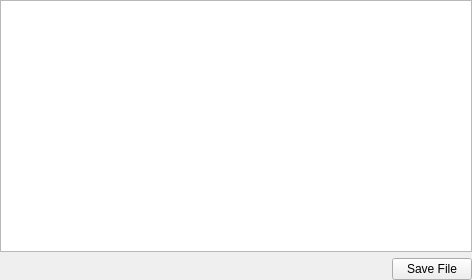
mitchelkuijpers/TextShredder, file textshredder_ui/syncablefiletextfield.ui: the form before one commit.
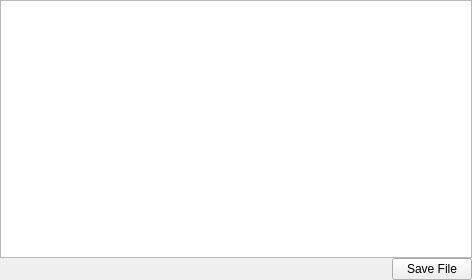
The form after the commit.

Commit message: Reorganized interface

What changed in the file:
```diff
--- a/textshredder_ui/syncablefiletextfield.ui
+++ b/textshredder_ui/syncablefiletextfield.ui
@@ -17,6 +17,9 @@
    <property name="margin">
     <number>0</number>
    </property>
+   <property name="spacing">
+    <number>0</number>
+   </property>
    <item row="0" column="0">
     <widget class="QTextEdit" name="textEditorField">
      <property name="html">
```
The commit also changes 2 other files.
